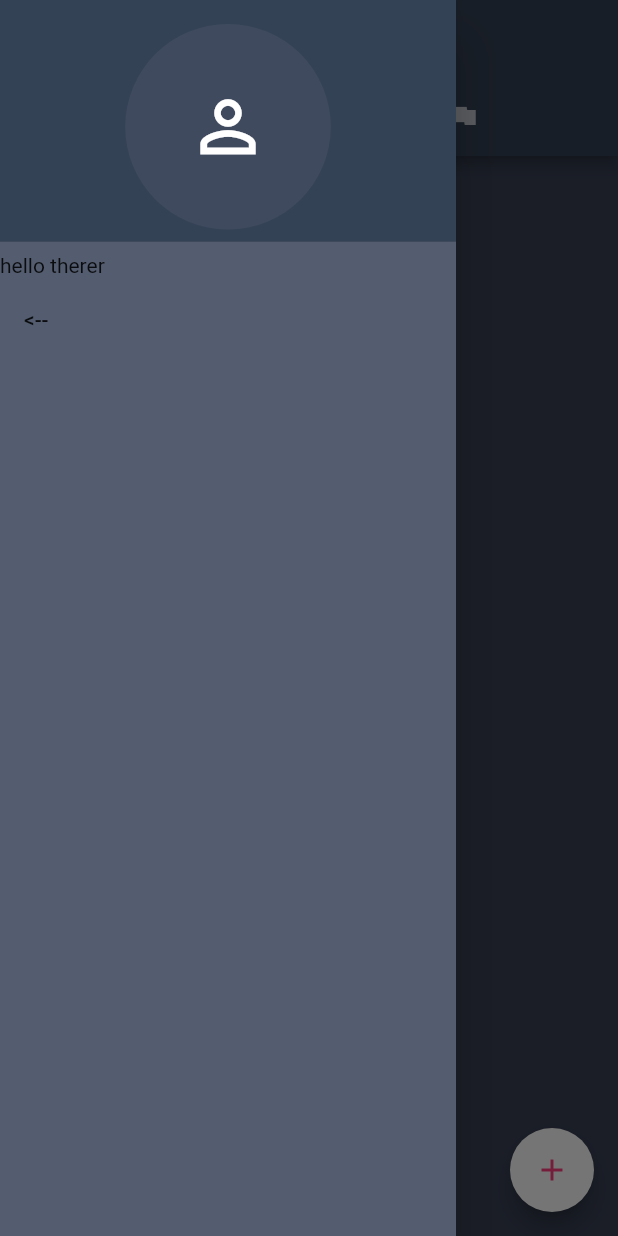
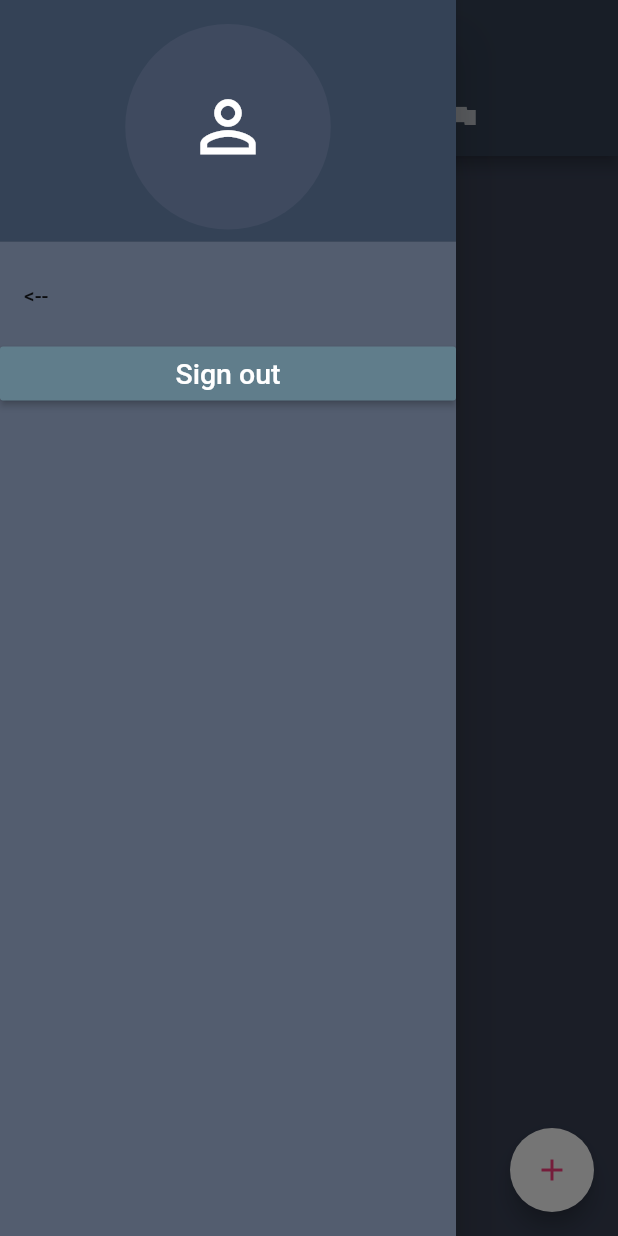
Before and after one commit to udith-shalinda/booking_app, a Flutter app: the PickDate screen opened directly, with the side drawer open, on a phone screen of 412 x 824 dp. Run offline on Flutter 3.47's test engine with Material 2 defaults, Android fonts, the phone set to English and light mode, and no system bars; drawn by our look-alikes of firebase_database; our stand-ins replace date_format, file_picker, firebase_auth, firebase_storage, google_sign_in, image_picker; accounts and stored records are empty.

```diff
--- a/lib/ui/home.dart
+++ b/lib/ui/home.dart
@@ -1,3 +1,5 @@
+import 'package:booking_app/modle/user.dart';
+import 'package:firebase_database/firebase_database.dart';
 import 'package:flutter/material.dart';
 import 'package:date_format/date_format.dart';
 
@@ -18,11 +20,20 @@ class PickDate extends StatefulWidget {
 class _PickDateState extends State<PickDate> with SingleTickerProviderStateMixin {
    DateTime selectedDate = DateTime.now();
    TabController _controller;
+   final FirebaseDatabase database = FirebaseDatabase.instance;
+   DatabaseReference databaseReference;
+    User user = new User('', '', '');
 
    @override
    void initState() {
      super.initState();
       _controller = new TabController(length: 2, vsync: this);
+//     database.reference().child("UserDetails").orderByChild("email").equalTo("${widget.userEmail}")
+//         .once().then((DataSnapshot snapshot){
+//                print( snapshot.value);
+//                String name = User.fromSnapshot(snapshot).name;
+//                print(name);
+//        });
    }
 
 
@@ -69,12 +80,22 @@ class _PickDateState extends State<PickDate> with SingleTickerProviderStateMixin
                   color:Color.fromRGBO(52, 66, 86, 1.0),
                 ),
               ),
-              new Text("hello therer"),
               ListTile(
                 title: Text('<--'),
                 onTap: () {
                   Navigator.pop(context);
                 },
+              ),
+              new RaisedButton(
+                color: Colors.blueGrey,
+                onPressed: (){},
+                child: new Text(
+                  "Sign out",
+                  style: new TextStyle(
+                    color: Colors.white,
+                    fontSize: 19
+                  ),
+                ),
               ),
             ],
           ),
```
Also changed, not shown: lib/ui/loginpage.dart (+54 -28 lines).
